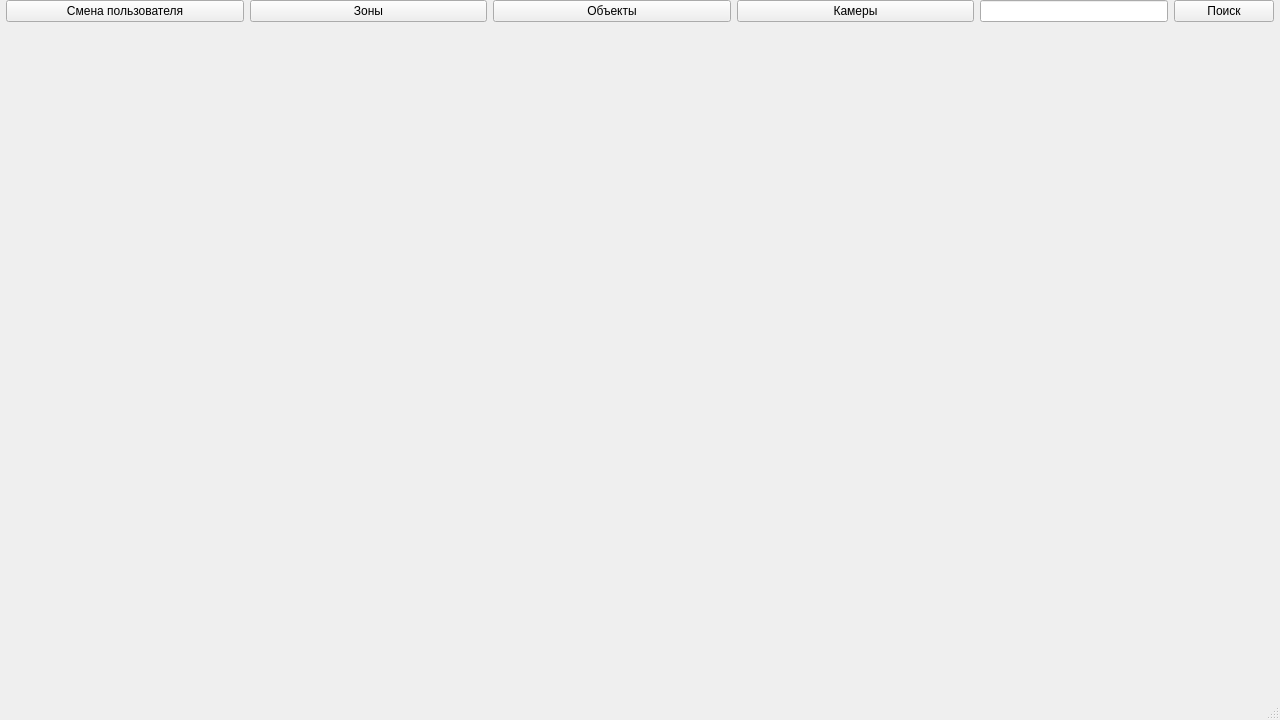
Qt form src/mainwindow.ui (IlchenkoVasily/seye) before a commit.
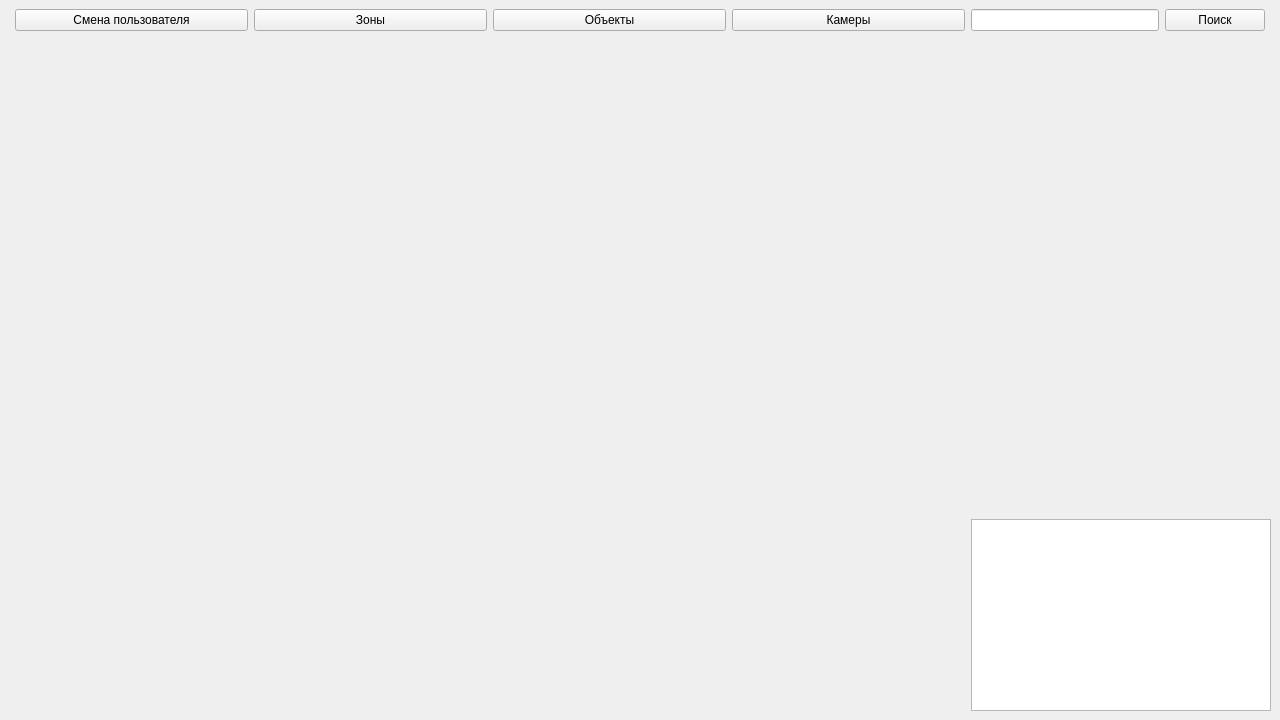
The same form after that commit.

Patch:
```diff
--- a/src/mainwindow.ui
+++ b/src/mainwindow.ui
@@ -15,21 +15,6 @@
   </property>
   <widget class="QWidget" name="centralwidget">
    <layout class="QVBoxLayout" name="verticalLayout">
-    <property name="spacing">
-     <number>0</number>
-    </property>
-    <property name="leftMargin">
-     <number>0</number>
-    </property>
-    <property name="topMargin">
-     <number>0</number>
-    </property>
-    <property name="rightMargin">
-     <number>0</number>
-    </property>
-    <property name="bottomMargin">
-     <number>0</number>
-    </property>
     <item>
      <layout class="QHBoxLayout" name="horizontalLayout">
       <property name="spacing">
@@ -119,35 +104,15 @@
      </layout>
     </item>
     <item>
-     <widget class="QWidget" name="widget" native="true">
-      <property name="sizePolicy">
-       <sizepolicy hsizetype="Preferred" vsizetype="MinimumExpanding">
-        <horstretch>0</horstretch>
-        <verstretch>0</verstretch>
-       </sizepolicy>
-      </property>
-      <layout class="QHBoxLayout" name="horizontalLayout_2">
-       <property name="spacing">
-        <number>0</number>
-       </property>
-       <property name="leftMargin">
-        <number>0</number>
-       </property>
-       <property name="topMargin">
-        <number>0</number>
-       </property>
-       <property name="rightMargin">
-        <number>0</number>
-       </property>
-       <property name="bottomMargin">
-        <number>0</number>
-       </property>
+     <layout class="QHBoxLayout" name="horizontalLayout_3">
        <item>
-        <widget class="QStackedWidget" name="mainStackedWidget">
-         <widget class="QWidget" name="page_3"/>
-         <widget class="QWidget" name="page_4"/>
-        </widget>
-       </item>
+       <widget class="QStackedWidget" name="mainStackedWidget"/>
+      </item>
+      <item>
+       <layout class="QVBoxLayout" name="verticalLayout_2">
+        <property name="sizeConstraint">
+         <enum>QLayout::SetMinimumSize</enum>
+        </property>
        <item>
         <widget class="QStackedWidget" name="smallStackedWidget">
          <property name="enabled">
@@ -165,6 +130,12 @@
            <height>0</height>
           </size>
          </property>
+          <property name="maximumSize">
+           <size>
+            <width>16777215</width>
+            <height>16777215</height>
+           </size>
+          </property>
          <property name="baseSize">
           <size>
            <width>0</width>
@@ -179,22 +150,25 @@
          </property>
         </widget>
        </item>
-      </layout>
+        <item>
+         <widget class="QListWidget" name="listWidget">
+          <property name="sizePolicy">
+           <sizepolicy hsizetype="Minimum" vsizetype="Preferred">
+            <horstretch>0</horstretch>
+            <verstretch>0</verstretch>
+           </sizepolicy>
+          </property>
+          <property name="flow">
+           <enum>QListView::TopToBottom</enum>
+          </property>
      </widget>
     </item>
    </layout>
+      </item>
+     </layout>
+    </item>
+   </layout>
   </widget>
-  <widget class="QMenuBar" name="menubar">
-   <property name="geometry">
-    <rect>
-     <x>0</x>
-     <y>0</y>
-     <width>1280</width>
-     <height>20</height>
-    </rect>
-   </property>
-  </widget>
-  <widget class="QStatusBar" name="statusbar"/>
  </widget>
  <resources/>
  <connections/>
```
Lines whose indentation alone changed are shown as unchanged.
